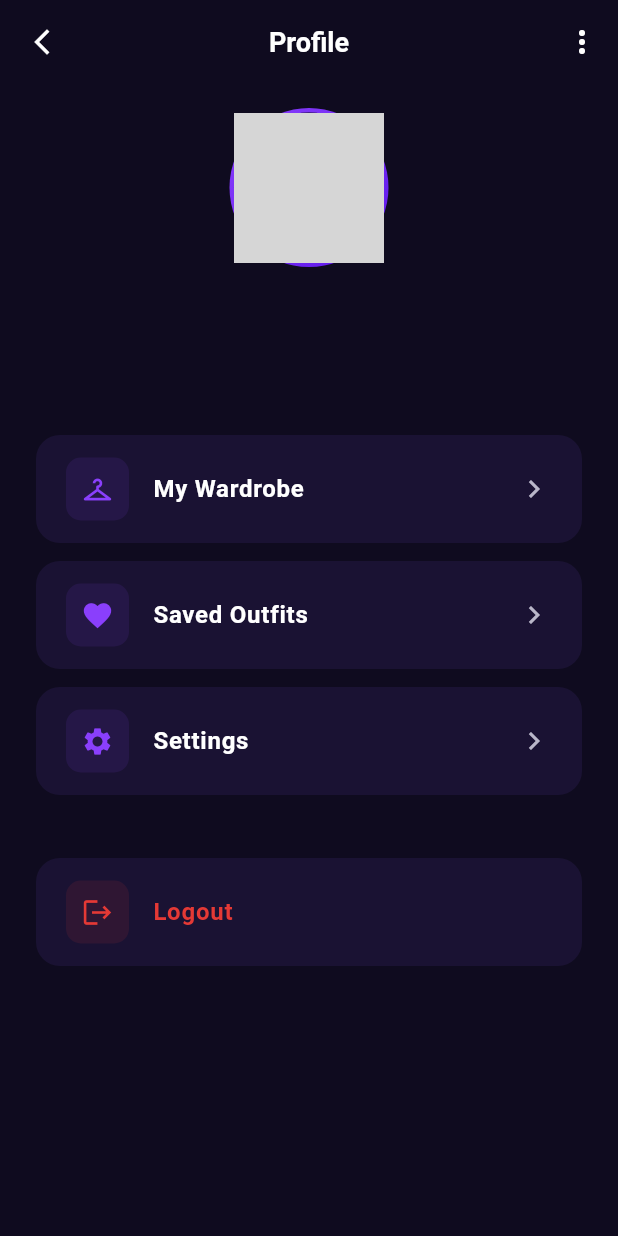
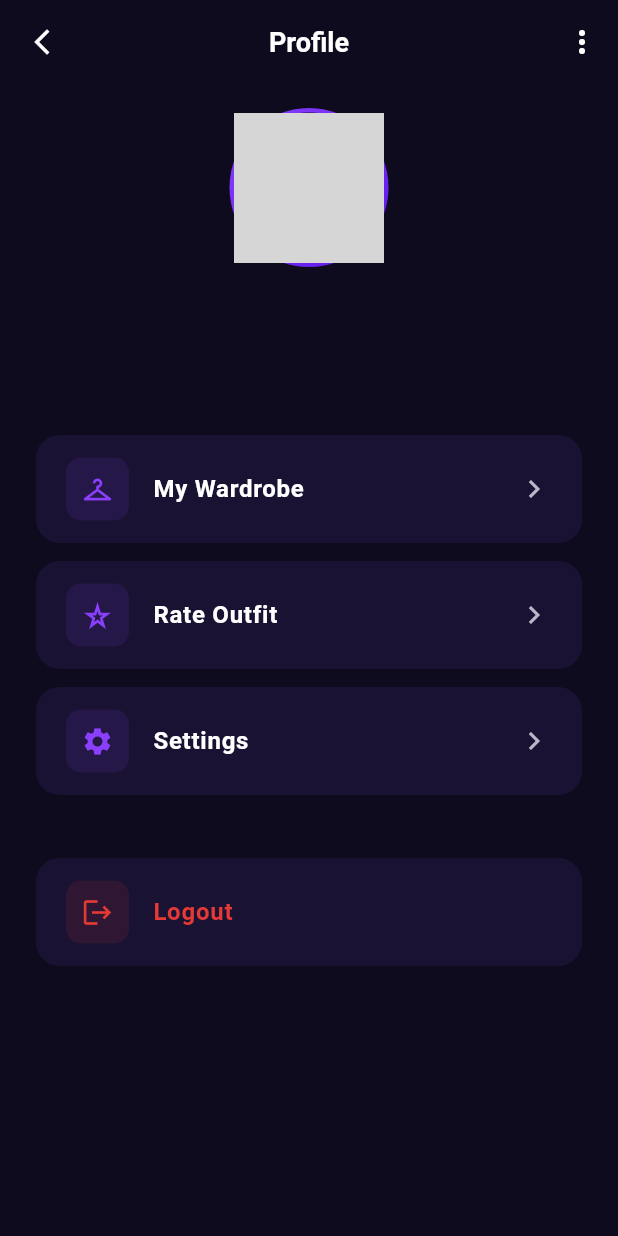
Before and after one commit to Abdomo16/ai-outfit-stylist, a Flutter app: the ProfileView screen opened directly, on a phone screen of 412 x 824 dp. Run offline on Flutter 3.47's test engine with Material 3 defaults, Android fonts, the phone set to English and light mode, and no system bars; our stand-ins replace equatable, flutter_bloc, supabase_flutter; accounts and stored records are empty; network calls fail; grey boxes are pictures that could not be loaded.

Commit message:
feat(profile): replace saved outfits with rate outfit in profile menu

```diff
--- a/lib/features/profile/screens/profile_screen.dart
+++ b/lib/features/profile/screens/profile_screen.dart
@@ -87,10 +87,10 @@ class ProfileView extends StatelessWidget {
                         },
                       ),
                       ProfileMenuItem(
-                        icon: Icons.favorite,
-                        title: 'Saved Outfits',
+                        icon: Icons.star_rate_outlined,
+                        title: 'Rate Outfit',
                         onTap: () {
-                          Navigator.pushNamed(context, RouteNames.savedOutfits);
+                          Navigator.pushNamed(context, RouteNames.rateOutfit);
                         },
                       ),
                       ProfileMenuItem(
```
